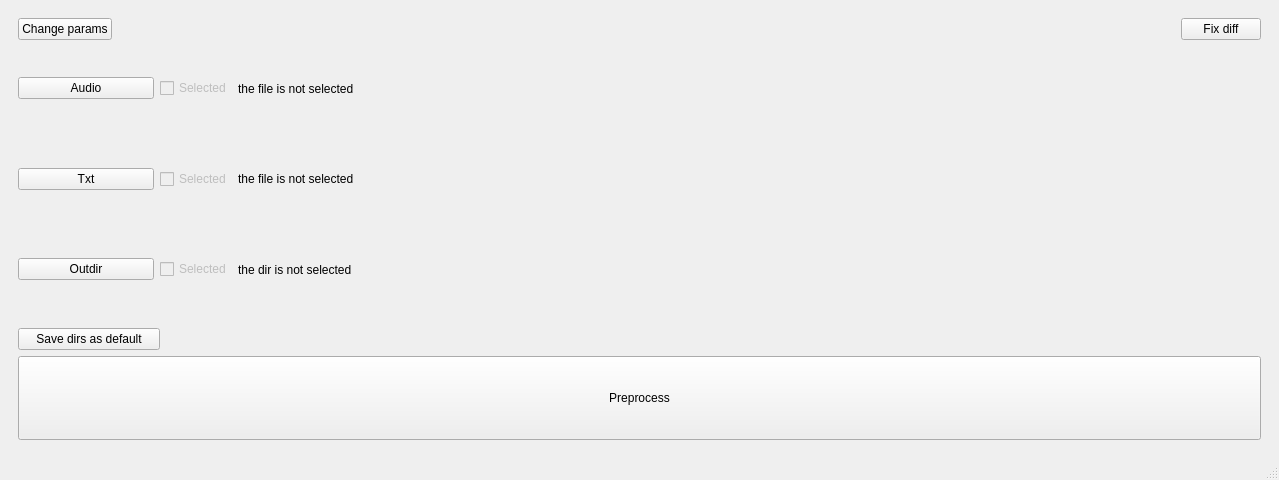
Above: GUI/form.ui from Klaasibub/DatasetApp before the change. Below: the same form after it.
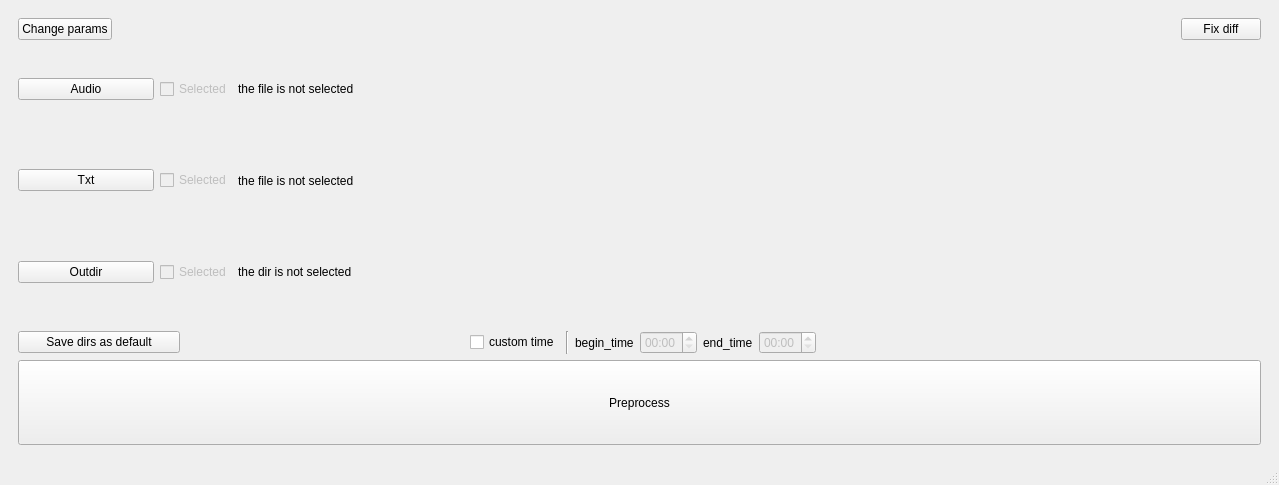
That is the form after the change.

Diff of the .ui file:
```diff
--- a/GUI/form.ui
+++ b/GUI/form.ui
@@ -7,12 +7,15 @@
     <x>0</x>
     <y>0</y>
     <width>1279</width>
-    <height>480</height>
+    <height>485</height>
    </rect>
   </property>
   <property name="windowTitle">
    <string>Simple dataset</string>
   </property>
+  <property name="styleSheet">
+   <string notr="true"/>
+  </property>
   <widget class="QWidget" name="centralwidget">
    <layout class="QGridLayout" name="gridLayout_2">
     <item row="0" column="0">
@@ -127,7 +130,7 @@
            </layout>
           </item>
           <item>
-           <layout class="QHBoxLayout" name="horizontalLayout_6" stretch="2,0,15">
+           <layout class="QHBoxLayout" name="horizontalLayout_6" stretch="4,7,0,0,1,0,1,0,7,4">
             <property name="topMargin">
              <number>10</number>
             </property>
@@ -151,6 +154,67 @@
               </property>
              </spacer>
             </item>
+            <item>
+             <widget class="QCheckBox" name="customTimeCB">
+              <property name="text">
+               <string>custom time</string>
+              </property>
+             </widget>
+            </item>
+            <item>
+             <widget class="Line" name="line">
+              <property name="orientation">
+               <enum>Qt::Vertical</enum>
+              </property>
+             </widget>
+            </item>
+            <item>
+             <widget class="QLabel" name="label">
+              <property name="text">
+               <string>begin_time</string>
+              </property>
+             </widget>
+            </item>
+            <item>
+             <widget class="QTimeEdit" name="beginTimeEdit_2">
+              <property name="enabled">
+               <bool>false</bool>
+              </property>
+              <property name="displayFormat">
+               <string>mm:ss</string>
+              </property>
+             </widget>
+            </item>
+            <item>
+             <widget class="QLabel" name="label_2">
+              <property name="text">
+               <string>end_time</string>
+              </property>
+             </widget>
+            </item>
+            <item>
+             <widget class="QTimeEdit" name="endTimeEdit_2">
+              <property name="enabled">
+               <bool>false</bool>
+              </property>
+              <property name="displayFormat">
+               <string>mm:ss</string>
+              </property>
+             </widget>
+            </item>
+            <item>
+             <spacer name="horizontalSpacer_6">
+              <property name="orientation">
+               <enum>Qt::Horizontal</enum>
+              </property>
+              <property name="sizeHint" stdset="0">
+               <size>
+                <width>40</width>
+                <height>20</height>
+               </size>
+              </property>
+             </spacer>
+            </item>
             <item>
              <spacer name="horizontalSpacer">
               <property name="orientation">
```
Left out of the diff: 17 changed lines with no effect on the pictures.
